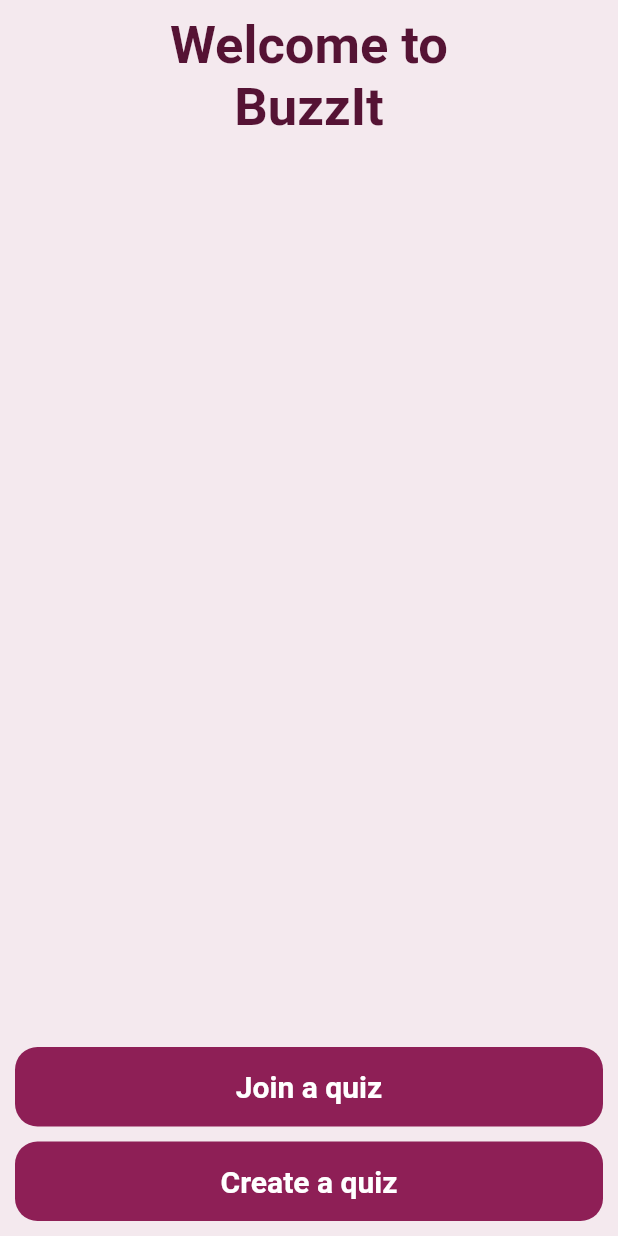
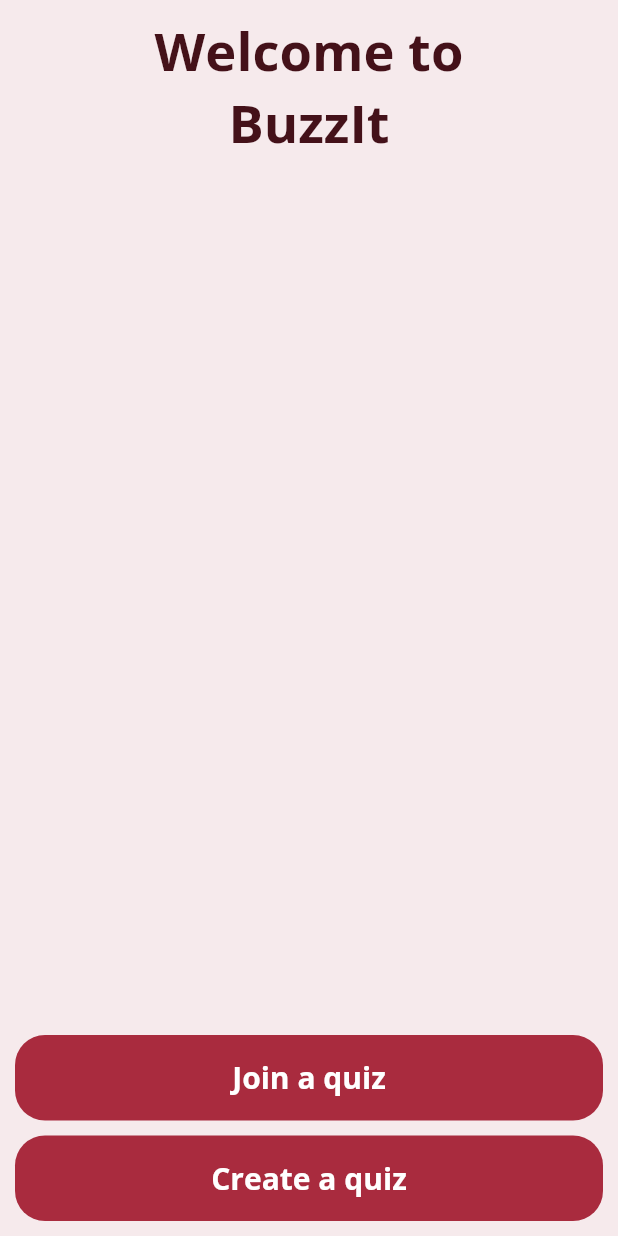
Before and after one commit to AbhiralJain/BuzzIt, a Flutter app: the Homepage screen opened directly, on a phone screen of 412 x 824 dp. Run offline on Flutter 3.47's test engine with Material 2 defaults, Android fonts, the phone set to English and light mode, and no system bars; our stand-ins replace cloud_firestore, firebase_auth, firebase_core, google_sign_in, shared_preferences; accounts and stored records are empty.

Commit message:
Second release

```diff
--- a/lib/google_auth.dart
+++ b/lib/google_auth.dart
@@ -34,7 +34,7 @@ void signInWithGoogle(BuildContext context) async {
       };
 
       users.doc(user!.uid).get().then((doc) async {
-        prefs.setString('name', userData['name']!);
+        prefs.setString('name', userData['email']!.split('@').first);
         if (doc.exists) {
           doc.reference.update(userData);
         } else {
--- a/lib/homepage.dart
+++ b/lib/homepage.dart
@@ -1,3 +1,4 @@
+import 'package:buzzit/quizdetails.dart';
 import 'package:cloud_firestore/cloud_firestore.dart';
 import 'package:flutter/material.dart';
 
@@ -9,8 +10,6 @@ class Homepage extends StatefulWidget {
 }
 
 class _HomepageState extends State<Homepage> {
-  CollectionReference games = FirebaseFirestore.instance.collection('games');
-
   @override
   Widget build(BuildContext context) {
     return Scaffold(
@@ -30,16 +29,16 @@ class _HomepageState extends State<Homepage> {
               style: ElevatedButton.styleFrom(
                 elevation: 0,
                 padding: const EdgeInsets.all(15),
-                shape: const RoundedRectangleBorder(borderRadius: BorderRadius.all(Radius.circular(15))),
+                shape: const RoundedRectangleBorder(borderRadius: BorderRadius.all(Radius.circular(20))),
               ),
               onPressed: () async {
-                List docs = [];
+/*                 List docs = [];
                 QuerySnapshot<Object?> g = await games.get();
                 for (int i = 0; i < g.size; i++) {
                   Map data = {'name': g.docs[i]['name'], 'password': g.docs[i]['password']};
                   docs.add(data);
                 }
-                print(docs);
+                print(docs); */
               },
               child: Text(
                 'Join a quiz',
@@ -53,14 +52,15 @@ class _HomepageState extends State<Homepage> {
                 style: ElevatedButton.styleFrom(
                   elevation: 0,
                   padding: const EdgeInsets.all(15),
-                  shape: const RoundedRectangleBorder(borderRadius: BorderRadius.all(Radius.circular(15))),
+                  shape: const RoundedRectangleBorder(borderRadius: BorderRadius.all(Radius.circular(20))),
                 ),
                 onPressed: () {
-                  var gameData = {
+/*                   var gameData = {
                     'name': 'Aadit',
                     'password': 'abhi1234',
                   };
-                  games.add(gameData);
+                  games.add(gameData); */
+                  Navigator.of(context).push(MaterialPageRoute(builder: (context) => const QuizDetials()));
                 },
                 child: Text(
                   'Create a quiz',
--- a/lib/main.dart
+++ b/lib/main.dart
@@ -16,26 +16,25 @@ class MyApp extends StatelessWidget {
   static const MaterialColor myColor = MaterialColor(
     _myColorPrimaryValue,
     <int, Color>{
-      50: Color(0xfff4e9ee),
-      100: Color(0xffe8d2dd),
-      200: Color(0xFFd2a5bb),
-      300: Color(0xFFbb799a),
-      400: Color(0xFFa54c78),
-      500: Color(0xFF8e1f56),
-      600: Color(0xFF721945),
-      700: Color(0xFF551334),
-      800: Color(0xFF390c22),
-      900: Color(0xFF1c0611),
+      50: Color(0xFFf6eaec),
+      100: Color(0xFFe5bfc5),
+      200: Color(0xFFd4959f),
+      300: Color(0xFFc36b78),
+      400: Color(0xFFb24051),
+      500: Color(0xFFa92b3e),
+      600: Color(0xFF872232),
+      700: Color(0xFF441119),
+      800: Color(0xFF22090c),
+      900: Color(0xFF110406),
     },
   );
-  static const int _myColorPrimaryValue = 0xFF8e1f56;
+  static const int _myColorPrimaryValue = 0xFFa92b3e;
   @override
   Widget build(BuildContext context) {
     return MaterialApp(
       title: 'Flutter Demo',
       theme: ThemeData(
         primarySwatch: myColor,
-        iconTheme: IconThemeData(color: myColor.shade600),
         scaffoldBackgroundColor: myColor.shade50,
         cardColor: const Color(0xFFFFFFFF),
         canvasColor: myColor.shade100,
--- a/pubspec.yaml
+++ b/pubspec.yaml
@@ -26,3 +26,8 @@ dev_dependencies:
 
 flutter:
   uses-material-design: true
+  fonts:
+    - family: OpenSans
+      fonts:
+        - asset: assets/fonts/OpenSans.ttf
+        - asset: assets/fonts/OpenSansI.ttf
```
Also changed, not shown: lib/playersqueue.dart (added, +30 -0 lines), lib/quizdetails.dart (added, +92 -0 lines), assets/fonts/OpenSans.ttf (added), assets/fonts/OpenSansI.ttf (added).
